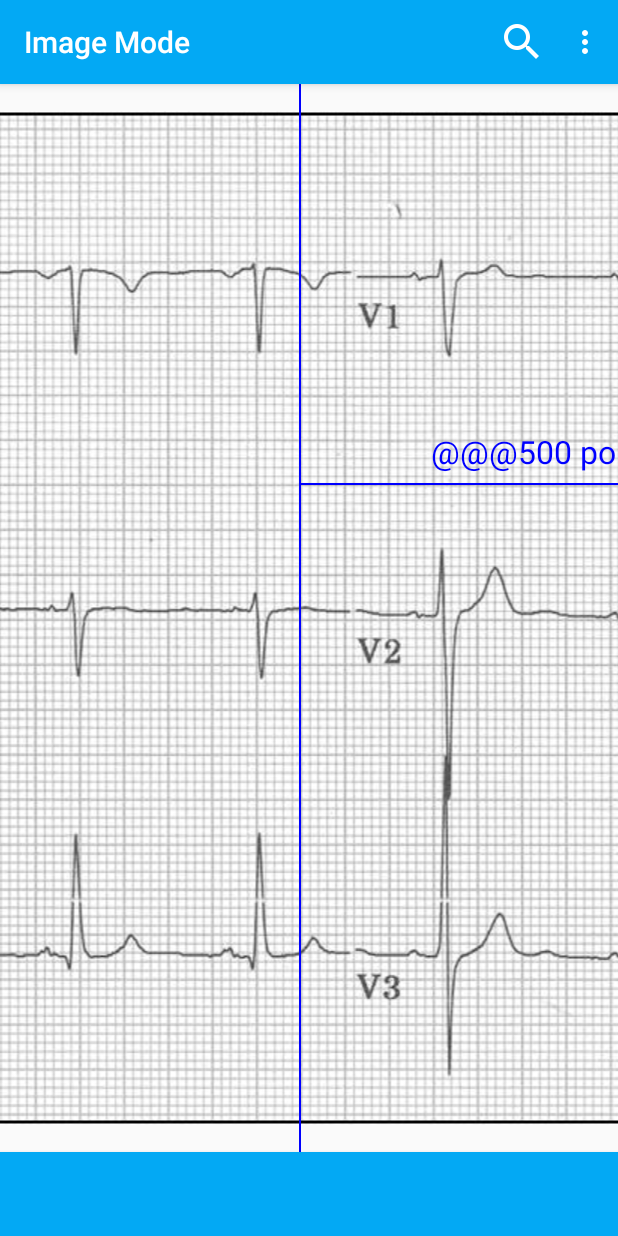
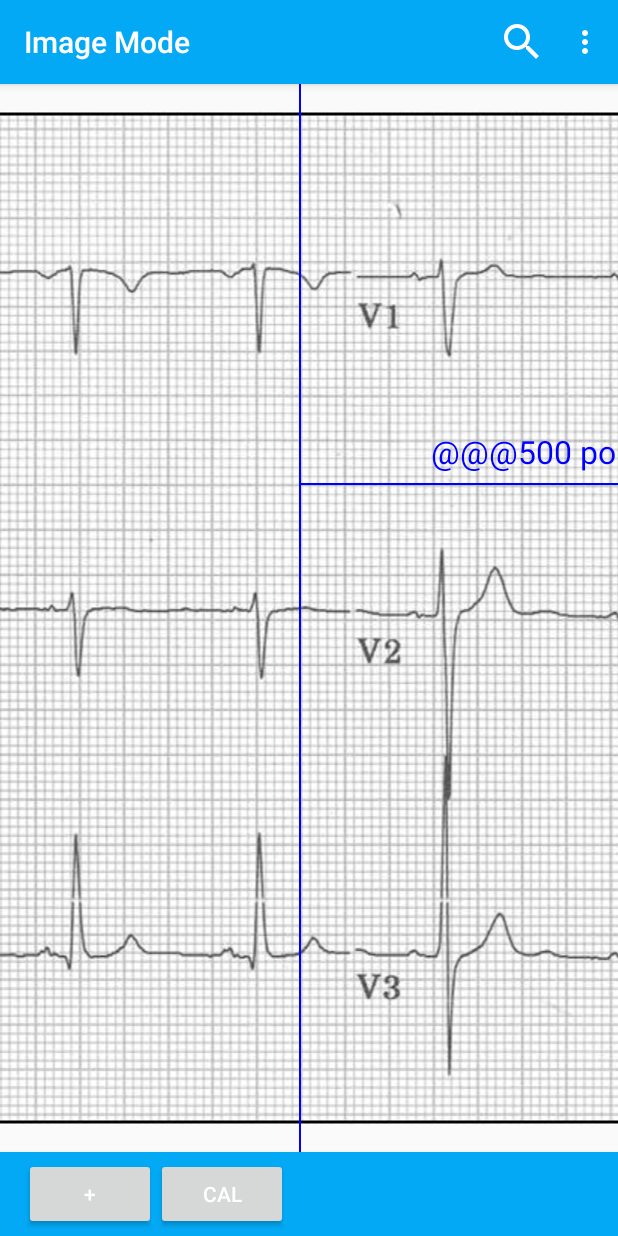
Before and after one commit to mannd/epcalipers-android, an Android app: the screen it shows after launch (MainActivity), in the options menu, after a tap on "Settings", on a phone screen of 412 x 824 dp. Run offline under Robolectric (Android 15) with nearby library versions, the phone set to English and light mode, and no system bars; pictures from the network do not load.

Commit message:
Started adding menu buttons.  Tested rotation.

```diff
--- a/app/src/main/java/org/epstudios/epcalipers/MainActivity.java
+++ b/app/src/main/java/org/epstudios/epcalipers/MainActivity.java
@@ -1,5 +1,6 @@
 package org.epstudios.epcalipers;
 
+import android.graphics.Color;
 import android.graphics.Point;
 import android.support.v7.app.ActionBarActivity;
 import android.support.v7.widget.Toolbar;
@@ -9,27 +10,36 @@ import android.util.Log;
 import android.view.Display;
 import android.view.Menu;
 import android.view.MenuItem;
+import android.view.View;
+import android.view.ViewGroup;
+import android.view.animation.RotateAnimation;
+import android.widget.Button;
 
 import com.ortiz.touch.TouchImageView;
 
 
 public class MainActivity extends ActionBarActivity {
+    static final String EPS = "EPS";
     private TouchImageView imageView;
     private CaliperView caliperView;
     private Toolbar menuToolbar;
     private Toolbar actionBar;
     private boolean calipersMode;
 
+    // Buttons
+    Button addCaliperButton;
+    Button calibrateButton;
+
     @Override
     protected void onCreate(Bundle savedInstanceState) {
         super.onCreate(savedInstanceState);
         setContentView(R.layout.activity_main);
 
-        imageView = (TouchImageView) findViewById(R.id.img);
+        imageView = (TouchImageView) findViewById(R.id.imageView);
         caliperView = (CaliperView) findViewById(R.id.caliperView);
 
 
-        actionBar = (Toolbar)findViewById(R.id.toolbar);
+        actionBar = (Toolbar)findViewById(R.id.action_bar);
         setSupportActionBar(actionBar);
 
         menuToolbar = (Toolbar)findViewById(R.id.menu_toolbar);
@@ -40,9 +50,57 @@ public class MainActivity extends ActionBarActivity {
         int width = size.x;
         int height = size.y;
 
-        Log.d("EPS", "width = " + width + " height = " + height);
+        Log.d(EPS, "width = " + width + " height = " + height);
 
         calipersMode = true;
+        setMode();
+
+        createButtons();
+        createMainToolbar();
+
+    }
+
+    private void createButtons() {
+        addCaliperButton = new Button(this);
+        createButton(addCaliperButton, getString(R.string.add_caliper_button_title));
+        addCaliperButton.setOnClickListener(new View.OnClickListener() {
+            @Override
+            public void onClick(View v) {
+                selectCaliperMenu();
+            }
+        });
+        calibrateButton = new Button(this);
+        createButton(calibrateButton, getString(R.string.calibrate_button_title));
+        calibrateButton.setOnClickListener(new View.OnClickListener() {
+            @Override
+            public void onClick(View v) {
+                calibrate();
+            }
+        });
+
+    }
+
+    private void createButton(Button button, String text) {
+        button.setText(text);
+        button.setTextColor(Color.WHITE);
+    }
+
+    private void createMainToolbar() {
+        menuToolbar.addView(addCaliperButton);
+        menuToolbar.addView(calibrateButton);
+    }
+
+    private void selectCaliperMenu() {
+        clearToolbar();
+    }
+
+    private void clearToolbar() {
+        // remove all buttons
+        menuToolbar.removeAllViews();
+    }
+
+    private void calibrate() {
+
     }
 
 
@@ -70,21 +128,26 @@ public class MainActivity extends ActionBarActivity {
             return true;
         }
 
-
         return super.onOptionsItemSelected(item);
     }
 
     private void toggleMode() {
         calipersMode = !calipersMode;
-        if (calipersMode) {
-            actionBar.setTitle("EP Calipers");
+        setMode();
+   }
 
-        }
-        else
-            actionBar.setTitle("Image Mode");
+    private void setMode() {
+        imageView.setEnabled(!calipersMode);
+        caliperView.setEnabled(calipersMode);
+        actionBar.setTitle(calipersMode ? getString(R.string.ep_calipers_title) : getString(R.string.image_mode_title));
     }
 
     private void changeSettings() {
-
+        // test rotation
+        RotateAnimation rotateAnimation = new RotateAnimation(0.0f, 90.0f, RotateAnimation.RELATIVE_TO_SELF, 0.5f,
+                RotateAnimation.RELATIVE_TO_SELF, 0.5f);
+        rotateAnimation.setDuration(500L);
+        rotateAnimation.setFillAfter(true);
+        imageView.startAnimation(rotateAnimation);
     }
 }
--- a/app/src/main/res/layout/activity_main.xml
+++ b/app/src/main/res/layout/activity_main.xml
@@ -8,7 +8,7 @@
         xmlns:android="http://schemas.android.com/apk/res/android"
         xmlns:app="http://schemas.android.com/apk/res-auto"
         xmlns:tools="http://schemas.android.com/tools"
-        android:id="@+id/toolbar"
+        android:id="@+id/action_bar"
         android:layout_width="match_parent"
         android:layout_height="wrap_content"
         android:background="?attr/colorPrimary"
@@ -24,7 +24,7 @@
     android:layout_height="wrap_content"
     android:id="@+id/frame_layout"
     android:layout_above="@+id/menu_toolbar"
-    android:layout_below="@+id/toolbar">
+    android:layout_below="@+id/action_bar">
 
     <com.ortiz.touch.TouchImageView
         android:layout_width="match_parent"
--- /dev/null
+++ b/app/src/main/res/values-w600dp/strings.xml
@@ -0,0 +1,6 @@
+<?xml version="1.0" encoding="utf-8"?>
+<resources>
+    <string name="add_caliper_button_title">Add Caliper</string>
+    <string name="calibrate_button_title">Calibrate</string>
+
+</resources>
--- a/app/src/main/res/values/strings.xml
+++ b/app/src/main/res/values/strings.xml
@@ -5,4 +5,8 @@
     <string name="action_settings">Settings</string>
     <string name="bpm">bpm</string>
     <string name="points">points</string>
+    <string name="ep_calipers_title">EP Calipers</string>
+    <string name="image_mode_title">Image Mode</string>
+    <string name="calibrate_button_title">Cal</string>
+    <string name="add_caliper_button_title">+</string>
 </resources>
```
Also changed, not shown: app/src/main/res/values-w600dp/dimens.xml (renamed from app/src/main/res/values-w820dp/dimens.xml).
